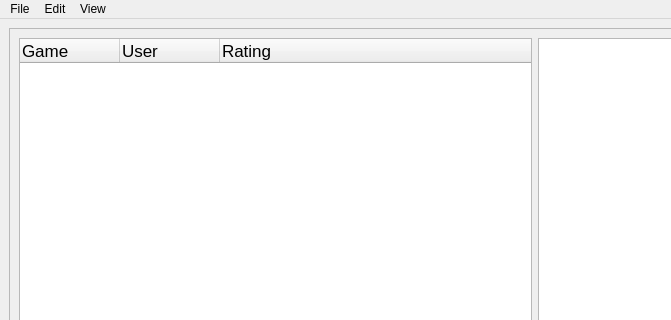
sargisb74/SiemensTest, file Match-maker/main_wnd.ui: the form before one commit; both pictures show x 0 to 671 and y 0 to 320 of the 1070 by 731 pixel window.
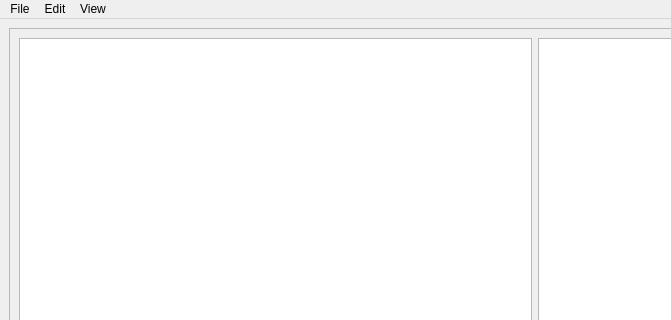
The form after the commit.

Patch:
```diff
--- a/Match-maker/main_wnd.ui
+++ b/Match-maker/main_wnd.ui
@@ -30,46 +30,10 @@
        <item>
         <layout class="QHBoxLayout" name="horizontalLayout_parent">
          <item>
-          <widget class="QTreeWidget" name="treeWidget">
-           <attribute name="headerCascadingSectionResizes">
-            <bool>true</bool>
-           </attribute>
-           <attribute name="headerMinimumSectionSize">
-            <number>19</number>
-           </attribute>
-           <attribute name="headerDefaultSectionSize">
-            <number>100</number>
-           </attribute>
-           <column>
-            <property name="text">
-             <string notr="true">Game</string>
-            </property>
-            <property name="font">
-             <font>
-              <pointsize>13</pointsize>
-             </font>
-            </property>
-           </column>
-           <column>
-            <property name="text">
-             <string>User</string>
-            </property>
-            <property name="font">
-             <font>
-              <pointsize>13</pointsize>
-             </font>
-            </property>
-           </column>
-           <column>
-            <property name="text">
-             <string>Rating</string>
-            </property>
-            <property name="font">
-             <font>
-              <pointsize>13</pointsize>
-             </font>
-            </property>
-           </column>
+          <widget class="QTreeView" name="treeView">
+           <property name="autoFillBackground">
+            <bool>false</bool>
+           </property>
           </widget>
          </item>
          <item>
```
